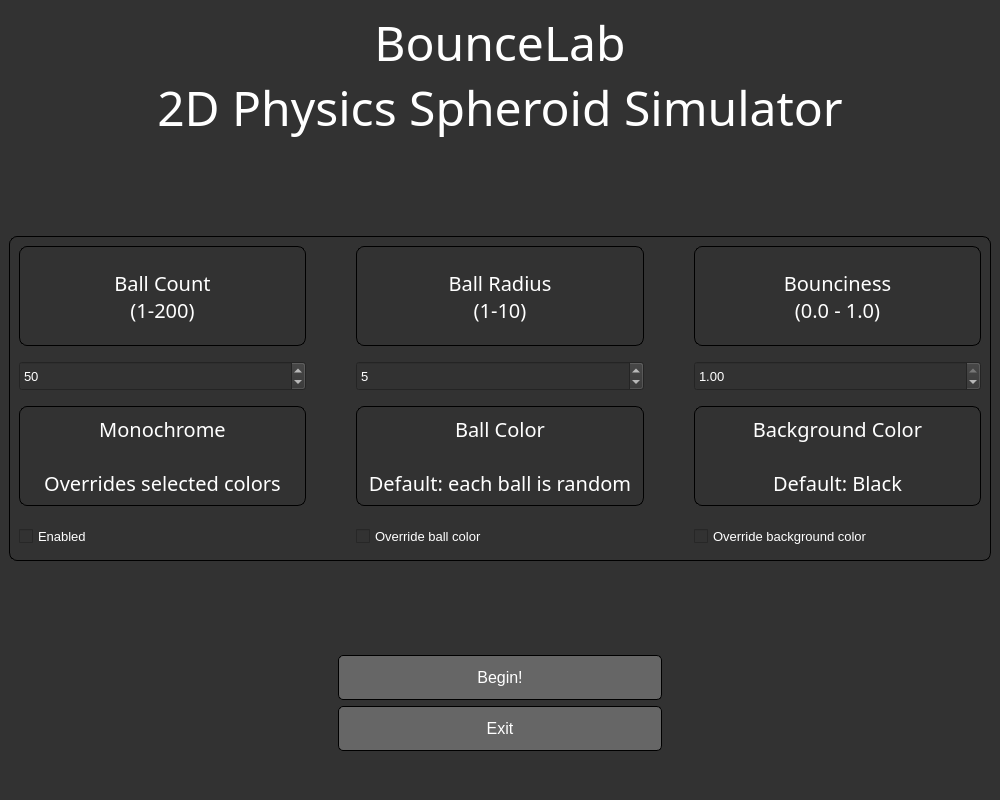
The window that mainwindow.ui (mwdle/BounceLab) describes before a commit, drawn with Qt 5.
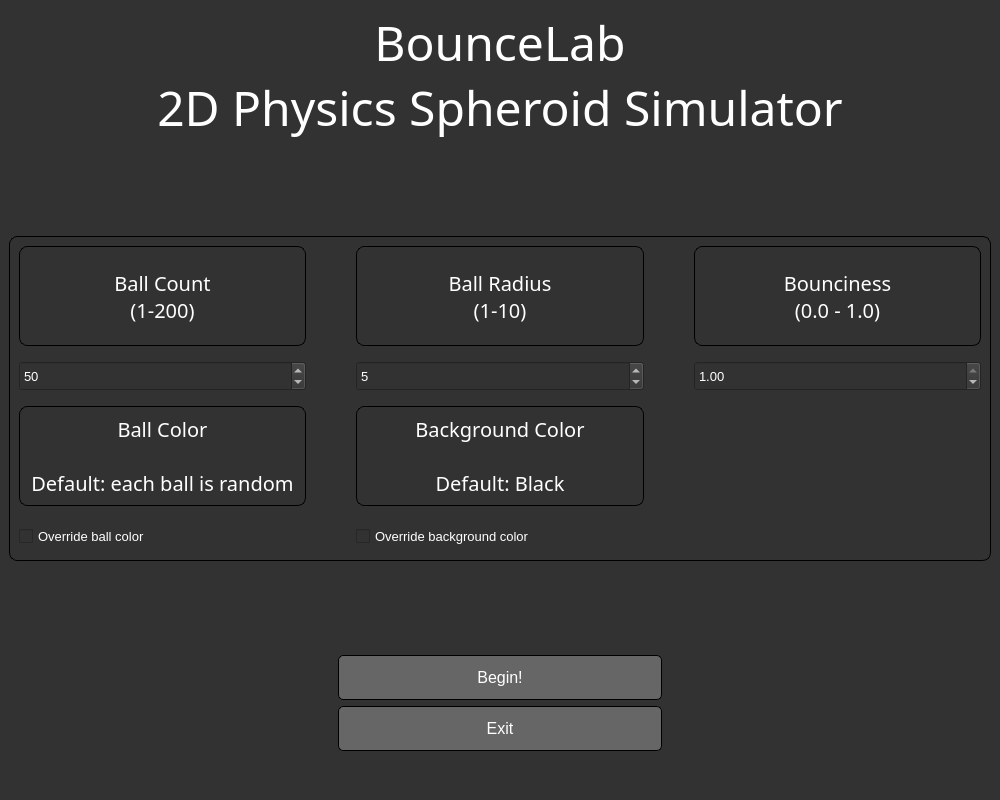
The same window after the commit. Icons and pictures are not drawn. Custom widgets are drawn as their Qt base class.

What changed in the file:
```diff
--- a/mainwindow.ui
+++ b/mainwindow.ui
@@ -490,42 +490,6 @@
             </widget>
            </item>
            <item row="2" column="0">
-            <widget class="QLabel" name="monochromeLabel">
-             <property name="sizePolicy">
-              <sizepolicy hsizetype="Expanding" vsizetype="Preferred">
-               <horstretch>0</horstretch>
-               <verstretch>0</verstretch>
-              </sizepolicy>
-             </property>
-             <property name="minimumSize">
-              <size>
-               <width>0</width>
-               <height>100</height>
-              </size>
-             </property>
-             <property name="font">
-              <font>
-               <family>Segoe UI Light</family>
-               <pointsize>15</pointsize>
-              </font>
-             </property>
-             <property name="styleSheet">
-              <string notr="true">border: inset;
-border-width: 1px;
-border-color: black;
-border-radius: 8px;</string>
-             </property>
-             <property name="text">
-              <string>Monochrome
-
-Overrides selected colors</string>
-             </property>
-             <property name="alignment">
-              <set>Qt::AlignCenter</set>
-             </property>
-            </widget>
-           </item>
-           <item row="2" column="1">
             <widget class="QLabel" name="ballColorLabel">
              <property name="sizePolicy">
               <sizepolicy hsizetype="Expanding" vsizetype="Preferred">
@@ -564,7 +528,37 @@
              </property>
             </widget>
            </item>
-           <item row="2" column="2">
+           <item row="3" column="0">
+            <widget class="QCheckBox" name="ballColorCheckbox">
+             <property name="sizePolicy">
+              <sizepolicy hsizetype="Expanding" vsizetype="Preferred">
+               <horstretch>0</horstretch>
+               <verstretch>0</verstretch>
+              </sizepolicy>
+             </property>
+             <property name="minimumSize">
+              <size>
+               <width>0</width>
+               <height>30</height>
+              </size>
+             </property>
+             <property name="maximumSize">
+              <size>
+               <width>16777215</width>
+               <height>30</height>
+              </size>
+             </property>
+             <property name="font">
+              <font>
+               <pointsize>10</pointsize>
+              </font>
+             </property>
+             <property name="text">
+              <string>Override ball color</string>
+             </property>
+            </widget>
+           </item>
+           <item row="2" column="1">
             <widget class="QLabel" name="ballRadiusVarianceLabel">
              <property name="sizePolicy">
               <sizepolicy hsizetype="Expanding" vsizetype="Preferred">
@@ -603,67 +597,7 @@
              </property>
             </widget>
            </item>
-           <item row="3" column="0">
-            <widget class="QCheckBox" name="monochromeStatus">
-             <property name="sizePolicy">
-              <sizepolicy hsizetype="Expanding" vsizetype="Preferred">
-               <horstretch>0</horstretch>
-               <verstretch>0</verstretch>
-              </sizepolicy>
-             </property>
-             <property name="minimumSize">
-              <size>
-               <width>0</width>
-               <height>30</height>
-              </size>
-             </property>
-             <property name="maximumSize">
-              <size>
-               <width>16777215</width>
-               <height>30</height>
-              </size>
-             </property>
-             <property name="font">
-              <font>
-               <pointsize>10</pointsize>
-              </font>
-             </property>
-             <property name="text">
-              <string>Enabled</string>
-             </property>
-            </widget>
-           </item>
            <item row="3" column="1">
-            <widget class="QCheckBox" name="ballColorCheckbox">
-             <property name="sizePolicy">
-              <sizepolicy hsizetype="Expanding" vsizetype="Preferred">
-               <horstretch>0</horstretch>
-               <verstretch>0</verstretch>
-              </sizepolicy>
-             </property>
-             <property name="minimumSize">
-              <size>
-               <width>0</width>
-               <height>30</height>
-              </size>
-             </property>
-             <property name="maximumSize">
-              <size>
-               <width>16777215</width>
-               <height>30</height>
-              </size>
-             </property>
-             <property name="font">
-              <font>
-               <pointsize>10</pointsize>
-              </font>
-             </property>
-             <property name="text">
-              <string>Override ball color</string>
-             </property>
-            </widget>
-           </item>
-           <item row="3" column="2">
             <widget class="QCheckBox" name="backgroundColorCheckbox">
              <property name="sizePolicy">
               <sizepolicy hsizetype="Expanding" vsizetype="Preferred">
```
